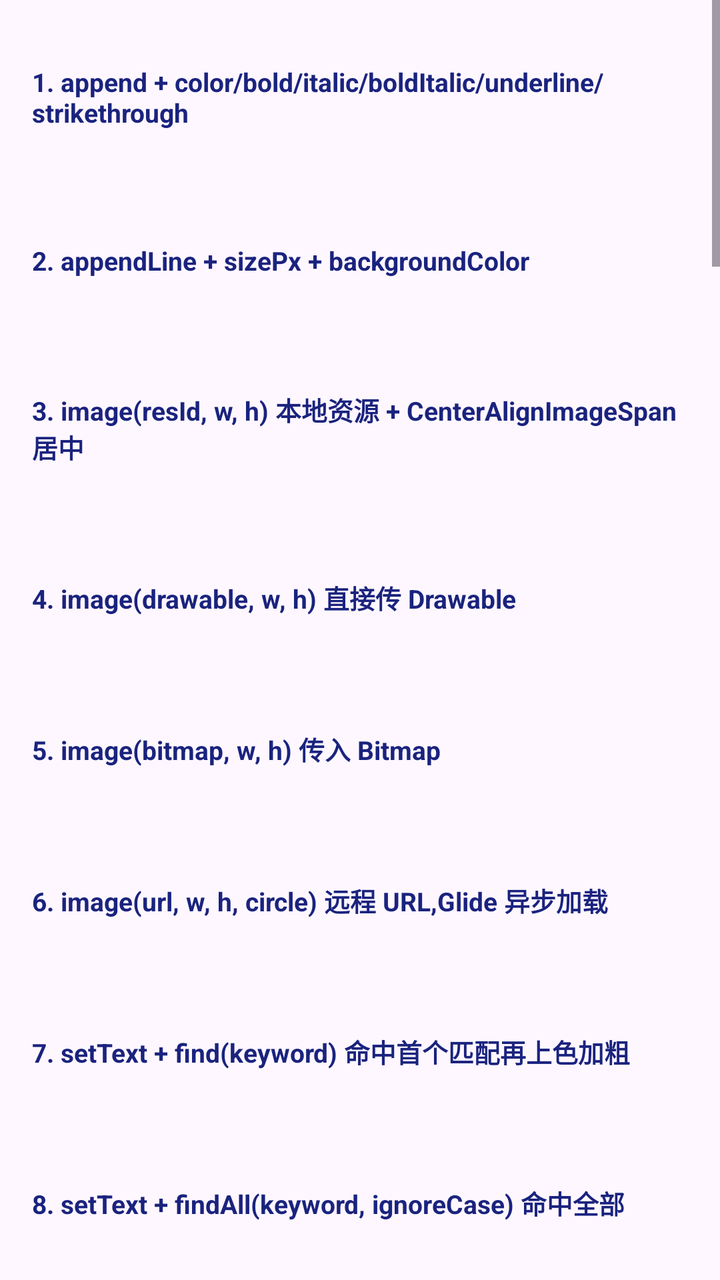
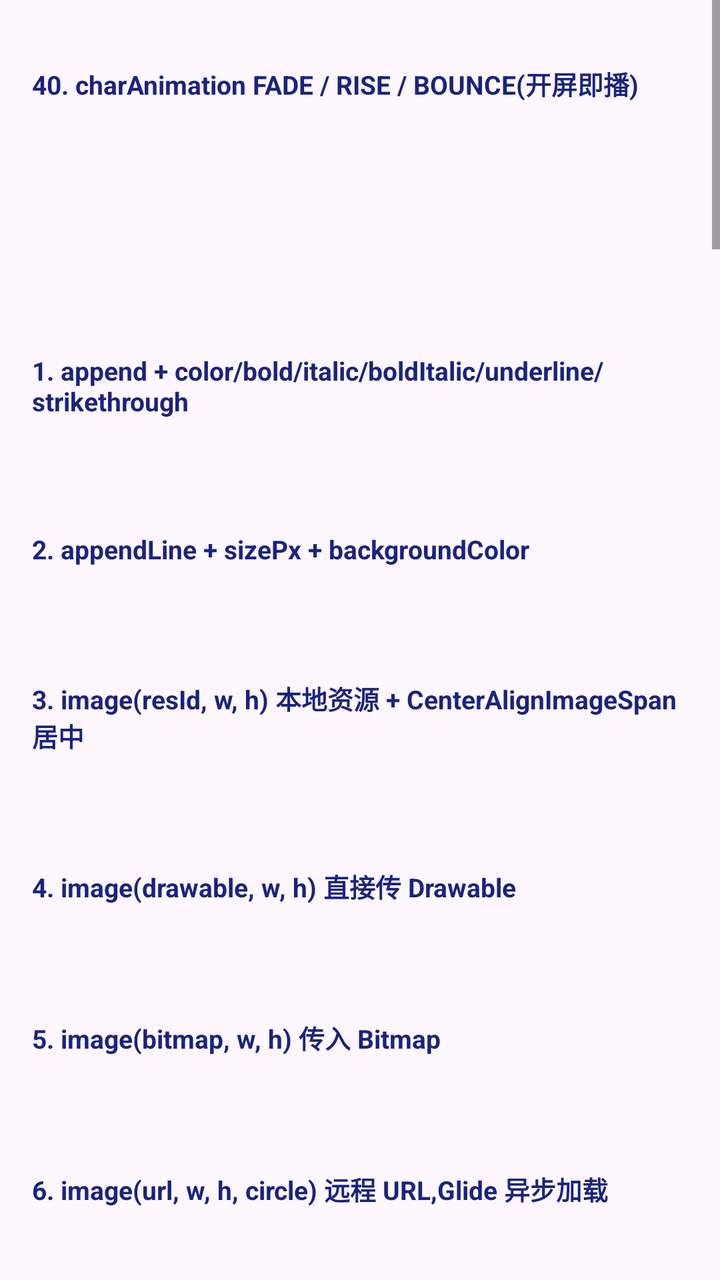

Compare the two renders of this Android layout. The source of the first and the diff that turns it into the second are given below.
<!-- AndroidManifest.xml: application theme Theme.MyApplication -->
<!-- res/layout/activity_span.xml -->
<?xml version="1.0" encoding="utf-8"?>
<ScrollView xmlns:android="http://schemas.android.com/apk/res/android"
    xmlns:tools="http://schemas.android.com/tools"
    android:id="@+id/main"
    android:layout_width="match_parent"
    android:layout_height="match_parent"
    android:fillViewport="true"
    tools:context=".SpanActivity">

    <LinearLayout
        android:layout_width="match_parent"
        android:layout_height="wrap_content"
        android:orientation="vertical"
        android:padding="16dp">


        
        
        
        
        <TextView
            style="@style/Section"
            android:text="1. append + color/bold/italic/boldItalic/underline/strikethrough" />

        <TextView
            android:id="@+id/tv_demo_append_styles"
            style="@style/Demo" />


        
        
        
        <TextView
            style="@style/Section"
            android:text="2. appendLine + sizePx + backgroundColor" />

        <TextView
            android:id="@+id/tv_demo_append_line"
            style="@style/Demo" />


        
        
        
        <TextView
            style="@style/Section"
            android:text="3. image(resId, w, h) 本地资源 + CenterAlignImageSpan 居中" />

        <TextView
            android:id="@+id/tv_demo_image_res"
            style="@style/Demo" />


        
        
        
        <TextView
            style="@style/Section"
            android:text="4. image(drawable, w, h) 直接传 Drawable" />

        <TextView
            android:id="@+id/tv_demo_image_drawable"
            style="@style/Demo" />


        
        
        
        <TextView
            style="@style/Section"
            android:text="5. image(bitmap, w, h) 传入 Bitmap" />

        <TextView
            android:id="@+id/tv_demo_image_bitmap"
            style="@style/Demo" />


        
        
        
        <TextView
            style="@style/Section"
            android:text="6. image(url, w, h, circle) 远程 URL,Glide 异步加载" />

        <TextView
            android:id="@+id/tv_demo_image_url"
            style="@style/Demo" />


        
        
        
        <TextView
            style="@style/Section"
            android:text="7. setText + find(keyword) 命中首个匹配再上色加粗" />

        <TextView
            android:id="@+id/tv_demo_find"
            style="@style/Demo" />


        
        
        
        <TextView
            style="@style/Section"
            android:text="8. setText + findAll(keyword, ignoreCase) 命中全部" />

        <TextView
            android:id="@+id/tv_demo_find_all"
            style="@style/Demo" />


        
        
        
        <TextView
            style="@style/Section"
            android:text="9. setText + findRegex(正则)" />

        <TextView
            android:id="@+id/tv_demo_find_regex"
            style="@style/Demo" />


        
        
        
        <TextView
            style="@style/Section"
            android:text="10. setText + range(s, e) 显式下标范围" />

        <TextView
            android:id="@+id/tv_demo_range"
            style="@style/Demo" />


        
        
        
        <TextView
            style="@style/Section"
            android:text="11. setText + all() 整段统一上样式" />

        <TextView
            android:id="@+id/tv_demo_all"
            style="@style/Demo" />


        
        
        
        <TextView
            style="@style/Section"
            android:text="12. replaceWithImage(placeholder, resId) 占位符 → 本地图" />

        <TextView
            android:id="@+id/tv_demo_replace_res"
            style="@style/Demo" />


        
        
        
        <TextView
            style="@style/Section"
            android:text="13. replaceWithImage 多个占位符 + 后续 find 上色(验证位移)" />

        <TextView
            android:id="@+id/tv_demo_replace_multi"
            style="@style/Demo" />


        
        
        
        <TextView
            style="@style/Section"
            android:text="14. replaceWithImage(placeholder, drawable)" />

        <TextView
            android:id="@+id/tv_demo_replace_drawable"
            style="@style/Demo" />


        
        
        
        <TextView
            style="@style/Section"
            android:text="15. replaceWithImage(placeholder, url, w, h, circle)" />

        <TextView
            android:id="@+id/tv_demo_replace_url"
            style="@style/Demo" />


        
        
        
        <TextView
            style="@style/Section"
            android:text="16. maxLength(maxChars, ellipsis) 超出截断 + 样式延展到省略号" />

        <TextView
            android:id="@+id/tv_demo_max_length"
            style="@style/Demo" />


        
        
        
        <TextView
            style="@style/Section"
            android:text="17. marginPx 文字片段:左右距离 + 上下平移(baselineShift)" />

        <TextView
            android:id="@+id/tv_demo_margin_text"
            style="@style/Demo" />


        
        
        
        <TextView
            style="@style/Section"
            android:text="18. marginPx 图片片段:InsetDrawable 四方向间距" />

        <TextView
            android:id="@+id/tv_demo_margin_image"
            style="@style/Demo" />


        
        
        
        <TextView
            style="@style/Section"
            android:text="19. textVerticalMarginPx 全文字上下统一平移(配合图片视觉居中)" />

        <TextView
            android:id="@+id/tv_demo_text_vertical_margin"
            style="@style/Demo" />


        
        
        
        <TextView
            style="@style/Section"
            android:text="20. onClick(默认无下划线,保留 color 设的颜色)" />

        <TextView
            android:id="@+id/tv_demo_click_simple"
            style="@style/Demo" />


        
        
        
        <TextView
            style="@style/Section"
            android:text="21. onClick(underline=true, overrideColor) 强制下划线/颜色" />

        <TextView
            android:id="@+id/tv_demo_click_styled"
            style="@style/Demo" />


        
        
        
        <TextView
            style="@style/Section"
            android:text="22. build() 直接拿 CharSequence(不会触发 URL 加载)" />

        <TextView
            android:id="@+id/tv_demo_build"
            style="@style/Demo" />


        
        
        
        <TextView
            style="@style/Section"
            android:text="23. 综合演示:服务端整段文案 + 多种 find/replace 链式" />

        <TextView
            android:id="@+id/tv_demo_combo"
            style="@style/Demo" />


        
        
        
        <TextView
            style="@style/Section"
            android:text="24. gradientColor 横向:二色 + 多色(带 positions)" />

        <TextView
            android:id="@+id/tv_demo_gradient_horizontal"
            style="@style/Demo" />


        
        
        
        <TextView
            style="@style/Section"
            android:text="25. gradientColor vertical=true 纵向渐变" />

        <TextView
            android:id="@+id/tv_demo_gradient_vertical"
            style="@style/Demo" />


        
        
        
        <TextView
            style="@style/Section"
            android:text="26. maxLengthMiddle(maxChars, ellipsis) 中间截断,保留头尾" />

        <TextView
            android:id="@+id/tv_demo_max_length_middle"
            style="@style/Demo" />


        
        
        
        <TextView
            style="@style/Section"
            android:text="27. appendLine() 空参重载,仅插入换行(分隔多段)" />

        <TextView
            android:id="@+id/tv_demo_append_line_empty"
            style="@style/Demo" />


        
        
        
        <TextView
            style="@style/Section"
            android:text="28. stroke(color, width) 文字描边" />

        <TextView
            android:id="@+id/tv_demo_stroke"
            style="@style/Demo" />


        
        
        
        <TextView
            style="@style/Section"
            android:text="29. glow(color, radius) 文字发光" />

        <TextView
            android:id="@+id/tv_demo_glow"
            style="@style/Demo" />


        
        
        
        <TextView
            style="@style/Section"
            android:text="30. gradientColor + stroke + glow 三合一" />

        <TextView
            android:id="@+id/tv_demo_decoration_combo"
            style="@style/Demo" />


        
        
        
        <TextView
            style="@style/Section"
            android:text="31. imageBorder(color, width, cornerRadius) 本地图纯色边框" />

        <TextView
            android:id="@+id/tv_demo_image_border_solid"
            style="@style/Demo" />


        
        
        
        <TextView
            style="@style/Section"
            android:text="32. imageBorderGradient 本地图渐变边框(横向+纵向)" />

        <TextView
            android:id="@+id/tv_demo_image_border_gradient"
            style="@style/Demo" />


        
        
        
        <TextView
            style="@style/Section"
            android:text="33. imageBorder URL 图 异步加载完成后附加边框" />

        <TextView
            android:id="@+id/tv_demo_image_border_url"
            style="@style/Demo" />


        
        
        
        <TextView
            style="@style/Section"
            android:text="34. customTextSpan(factory) 内联自定义 Span（文字阴影）" />

        <TextView
            android:id="@+id/tv_demo_custom_text_span"
            style="@style/Demo" />


        
        
        
        <TextView
            style="@style/Section"
            android:text="35. customImageTransform(transformer) 内联图片变换（圆角裁剪）" />

        <TextView
            android:id="@+id/tv_demo_custom_image_transform"
            style="@style/Demo" />

        <TextView
            android:id="@+id/tv_demo_custom_image_gif"
            style="@style/Demo" />

        
        
        
        <TextView
            style="@style/Section"
            android:text="37. gif 本地 res + 网络 URL" />

        <TextView
            android:id="@+id/tv_demo_gif_local_remote"
            style="@style/Demo" />

        
        
        
        <TextView
            style="@style/Section"
            android:text="38. svg 本地 raw + 网络 URL" />

        <TextView
            android:id="@+id/tv_demo_svg_local_remote"
            style="@style/Demo" />

    </LinearLayout>

</ScrollView>
<!-- resources referenced by this layout -->
<resources>
  <style name="Demo">
          <item name="android:layout_width">match_parent</item>
          <item name="android:layout_height">wrap_content</item>
          <item name="android:textSize">15sp</item>
          <item name="android:textColor">#212121</item>
          <item name="android:lineSpacingExtra">4dp</item>
          <item name="android:paddingTop">4dp</item>
          <item name="android:paddingBottom">10dp</item>
      </style>
  <style name="Section">
          <item name="android:layout_width">match_parent</item>
          <item name="android:layout_height">wrap_content</item>
          <item name="android:paddingTop">16dp</item>
          <item name="android:paddingBottom">6dp</item>
          <item name="android:textStyle">bold</item>
          <item name="android:textSize">13sp</item>
          <item name="android:textColor">#1A237E</item>
      </style>
  <style name="Theme.MyApplication" parent="Base.Theme.MyApplication" />
  <style name="Base.Theme.MyApplication" parent="Theme.Material3.DayNight.NoActionBar">
          
          
      </style>
</resources>

<!-- the commit's change to res/layout/activity_span.xml (unified diff, before → after) -->
@@ -15,6 +15,24 @@
 
 
         
+        <TextView
+            style="@style/Section"
+            android:text="40. charAnimation FADE / RISE / BOUNCE(开屏即播)" />
+
+        <TextView
+            android:id="@+id/tv_demo_char_anim_fade"
+            style="@style/Demo" />
+
+        <TextView
+            android:id="@+id/tv_demo_char_anim_rise"
+            style="@style/Demo" />
+
+        <TextView
+            android:id="@+id/tv_demo_char_anim_bounce"
+            style="@style/Demo" />
+
+
+        
         
         
         
@@ -460,6 +478,17 @@
             android:id="@+id/tv_demo_svg_local_remote"
             style="@style/Demo" />
 
+        
+        <TextView
+            style="@style/Section"
+            android:text="39. EmojiRegistry + replaceEmoji" />
+
+        <TextView
+            android:id="@+id/tv_demo_emoji"
+            style="@style/Demo" />
+
+        
+
     </LinearLayout>
 
 </ScrollView>
